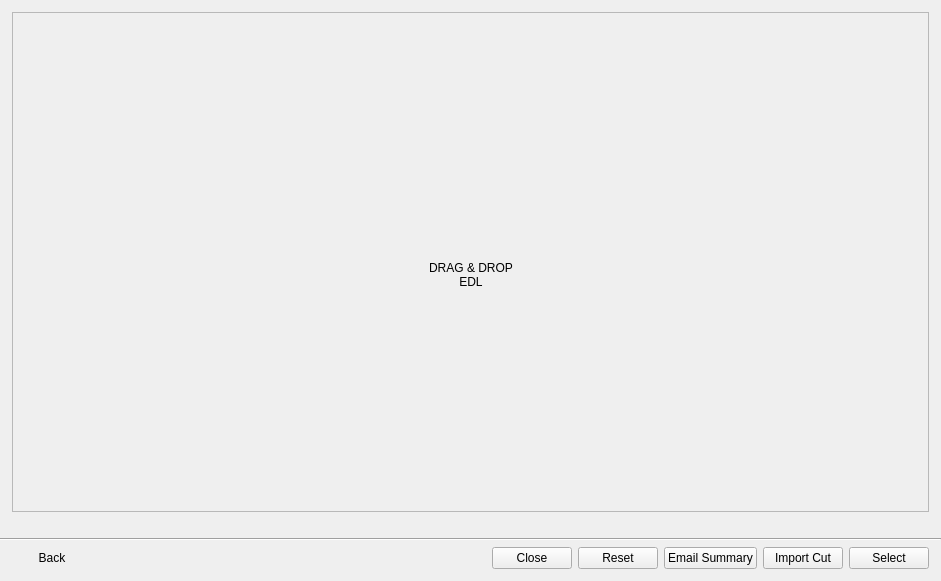
Before: the Qt Designer form resources/dialog.ui in shotgunsoftware/tk-multi-importcut, drawn with Qt 5.
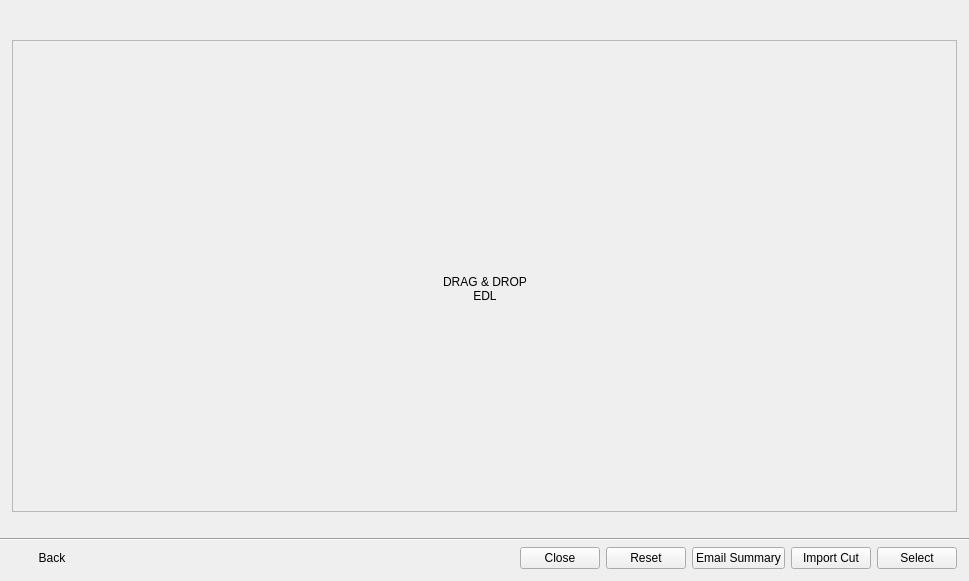
After: the same form once the commit is applied. The open tabs and pages were chosen to show the change. Icons and pictures are not drawn. Custom widgets are drawn as their Qt base class.

Commit message: For #34998, added gear icon to all relevant screens

The edit to the form file:
```diff
--- a/resources/dialog.ui
+++ b/resources/dialog.ui
@@ -6,7 +6,7 @@
    <rect>
     <x>0</x>
     <y>0</y>
-    <width>941</width>
+    <width>969</width>
     <height>581</height>
    </rect>
   </property>
@@ -48,6 +48,52 @@
        <property name="bottomMargin">
         <number>0</number>
        </property>
+       <item>
+        <layout class="QHBoxLayout" name="horizontalLayout_9">
+         <item>
+          <spacer name="horizontalSpacer_9">
+           <property name="orientation">
+            <enum>Qt::Horizontal</enum>
+           </property>
+           <property name="sizeHint" stdset="0">
+            <size>
+             <width>40</width>
+             <height>20</height>
+            </size>
+           </property>
+          </spacer>
+         </item>
+         <item>
+          <widget class="QPushButton" name="settings_page_1_button">
+           <property name="maximumSize">
+            <size>
+             <width>22</width>
+             <height>22</height>
+            </size>
+           </property>
+           <property name="layoutDirection">
+            <enum>Qt::LeftToRight</enum>
+           </property>
+           <property name="text">
+            <string/>
+           </property>
+           <property name="icon">
+            <iconset resource="resources.qrc">
+             <normaloff>:/tk_multi_importcut/settings_dialog_gear_icon.png</normaloff>:/tk_multi_importcut/settings_dialog_gear_icon.png</iconset>
+           </property>
+           <property name="iconSize">
+            <size>
+             <width>44</width>
+             <height>20</height>
+            </size>
+           </property>
+           <property name="flat">
+            <bool>true</bool>
+           </property>
+          </widget>
+         </item>
+        </layout>
+       </item>
        <item>
         <widget class="DropAreaFrame" name="drop_area_frame">
          <property name="frameShape">
```
Left out of the diff: 157 changed lines with no effect on the pictures. The commit also changes 6 other files.
